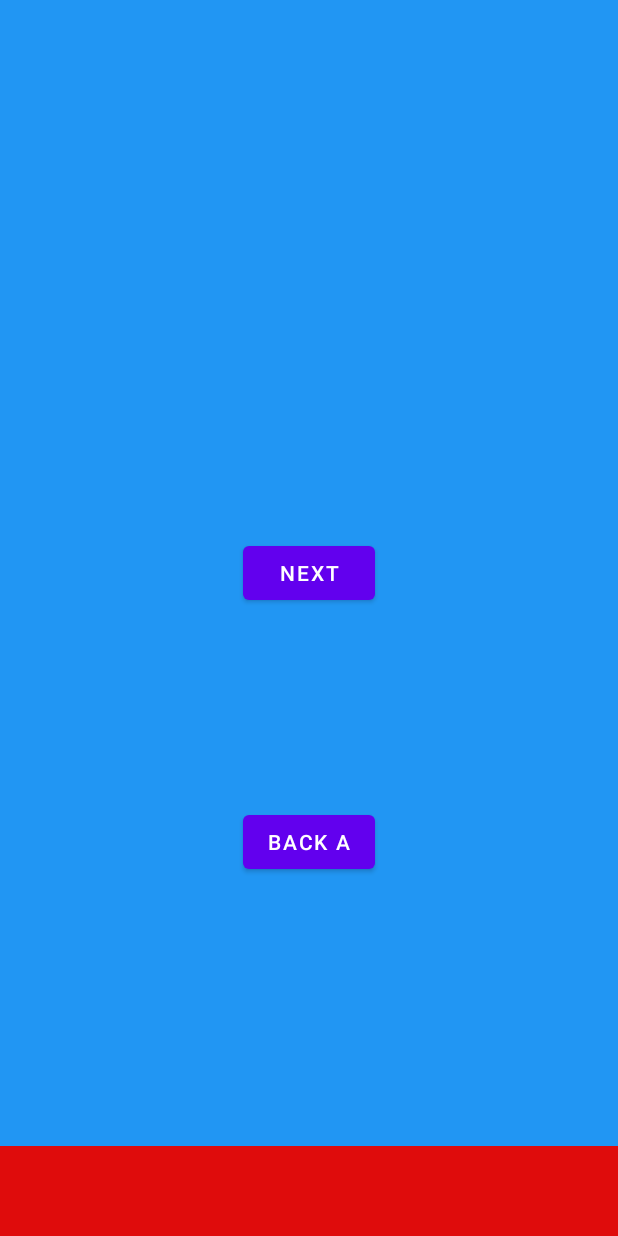
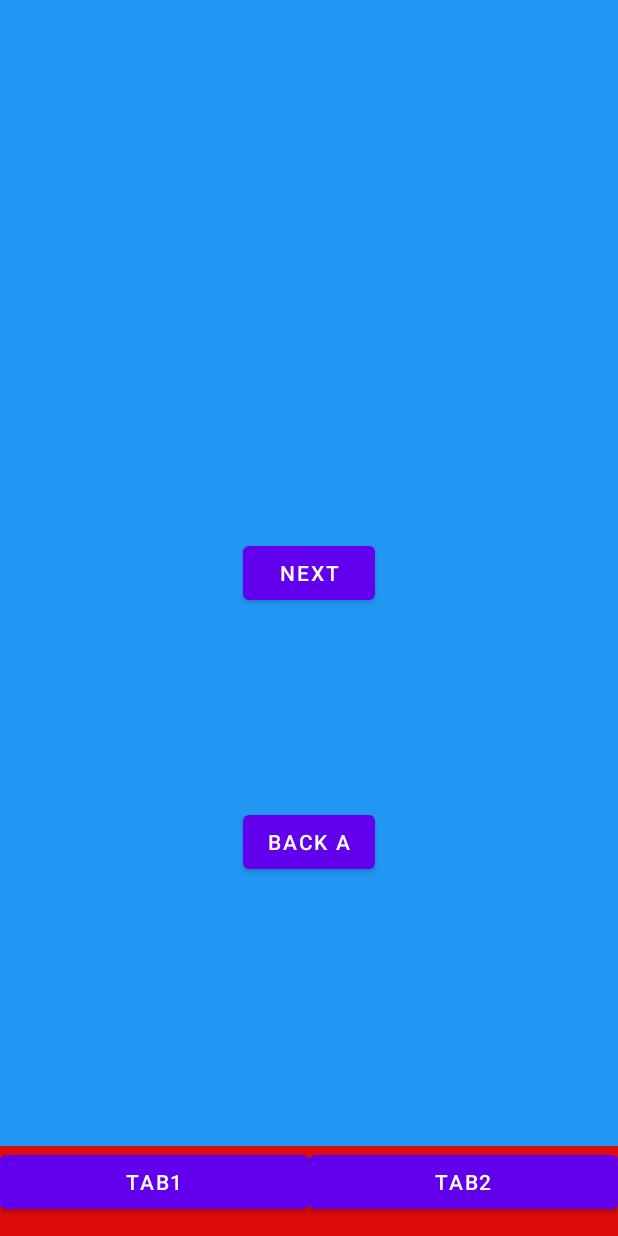
Before and after one commit to daovu97/DemoLogin, an Android app: the fragment FragmentB placed in its activity, on a phone screen of 412 x 824 dp. Run offline under Robolectric (Android 15) with nearby library versions, the phone set to English and light mode, and no system bars; our stand-ins replace Dagger/Hilt's generated code; 5 statements that could not run were skipped.

```diff
--- a/app/src/main/java/com/example/demologin/view/CoffeeFragment/CoffeeFragment.kt
+++ b/app/src/main/java/com/example/demologin/view/CoffeeFragment/CoffeeFragment.kt
@@ -33,7 +33,7 @@ class CoffeeFragment : BaseFragment<CoffeeViewModel, FragmentCoffeeBinding>() {
         super.setupView()
         binding.rvCoffee.adapter = adapter
         binding.btnNext.setOnClickListener {
-            navigation?.push(FragmentB(), "B")
+            navigation?.push(FragmentB())
         }
 
         viewModel.coffees.observe(this, Observer {
--- a/app/src/main/java/com/example/demologin/view/FragmentB/FragmentB.kt
+++ b/app/src/main/java/com/example/demologin/view/FragmentB/FragmentB.kt
@@ -28,10 +28,10 @@ class FragmentB : BaseFragment<FragmentBViewModel, FragmentBBinding>() {
         binding.root.setOnClickListener { navigation?.pop() }
 
         binding.button.setOnClickListener {
-            pushAndHideTabbar(FragmentB())
+            navigation?.push(FragmentB(), "B")
         }
         binding.button2.setOnClickListener {
-            navigation?.popToRoot()
+            navigation?.pop("B")
         }
 
         viewModel.toString()
--- a/app/src/main/java/com/example/demologin/view/main/MainActivity.kt
+++ b/app/src/main/java/com/example/demologin/view/main/MainActivity.kt
@@ -15,65 +15,32 @@ import com.example.demologin.databinding.FragmentCoffeeBinding
 import com.example.demologin.view.CoffeeFragment.CoffeeFragment
 import com.example.demologin.view.FragmentB.FragmentB
 import com.example.demologin.view.base.*
+import com.example.demologin.view.base.tabbar.TabbarFragment
 import dagger.hilt.android.AndroidEntryPoint
 import javax.inject.Inject
 
 @AndroidEntryPoint
 class MainActivity : BaseActivity<MainViewModel, ActivityMainTabbarBinding>() {
 
+    private lateinit var  tabbarFragment: TabbarFragment
     override fun setupView(savedInstanceState: Bundle?) {
         super.setupView(savedInstanceState)
+        tabbarFragment = TabbarFragment(listOf(CoffeeFragment(), FragmentB()))
         navigation = MainNavigation(this, R.id.rootView,
-            TabbarFragment(listOf(CoffeeFragment(), FragmentB())))
+            tabbarFragment
+        )
         tabbar = binding.linearLayout
     }
 
     override fun makeViewBinding() {
         super.makeViewBinding()
         binding = ActivityMainTabbarBinding.inflate(layoutInflater)
+
+        binding.btn1.setOnClickListener {
+            tabbarFragment.setCurrentItem(0)
+        }
+        binding.btn2.setOnClickListener {
+            tabbarFragment.setCurrentItem(1)
+        }
     }
 }
-
-@AndroidEntryPoint
-class TabbarFragment @Inject constructor(private val fragments: List<Fragment>) : BaseFragment<BaseViewModel, CollectionDemoBinding>() {
-
-    private lateinit var collectionAdapter: CollectionPagerAdapter
-
-    override fun makeViewBinding(
-        inflater: LayoutInflater,
-        container: ViewGroup?,
-        savedInstanceState: Bundle?
-    ) {
-        super.makeViewBinding(inflater, container, savedInstanceState)
-        binding = CollectionDemoBinding.inflate(inflater, container, false)
-    }
-
-    override fun setupView() {
-        super.setupView()
-        collectionAdapter = CollectionPagerAdapter(this)
-        binding.pager.isSaveEnabled = false
-        binding.pager.adapter = collectionAdapter
-        collectionAdapter.setUpFragment(fragments = fragments)
-    }
-
-    fun setCurrentItem(index: Int, scrollEnable: Boolean = true) {
-        binding.pager.setCurrentItem(index, scrollEnable)
-    }
-
-}
-
-class CollectionPagerAdapter(fragment: Fragment) : FragmentStateAdapter(fragment) {
-
-    private var fragments: List<Fragment> = emptyList()
-
-    fun setUpFragment(fragments: List<Fragment>) {
-        this.fragments = fragments
-        notifyDataSetChanged()
-    }
-
-    override fun getItemCount(): Int = fragments.count()
-
-    override fun createFragment(position: Int): Fragment {
-        return fragments[position]
-    }
-}
--- a/app/src/main/res/layout/activity_main_tabbar.xml
+++ b/app/src/main/res/layout/activity_main_tabbar.xml
@@ -26,5 +26,19 @@
         app:layout_constraintEnd_toEndOf="parent"
         app:layout_constraintStart_toStartOf="parent">
 
+        <Button
+            android:id="@+id/btn1"
+            android:layout_width="0dp"
+            android:layout_weight="1"
+            android:text="tab1"
+            android:layout_height="wrap_content"/>
+
+        <Button
+            android:id="@+id/btn2"
+            android:layout_width="0dp"
+            android:layout_weight="1"
+            android:text="tab2"
+            android:layout_height="wrap_content"/>
+
     </LinearLayout>
 </androidx.constraintlayout.widget.ConstraintLayout>
```
Also changed, not shown: app/src/main/java/com/example/demologin/view/base/MainNavigation.kt (+9 -8 lines), app/src/main/java/com/example/demologin/view/base/tabbar/CollectionPagerAdapter.kt (added, +20 -0 lines), app/src/main/java/com/example/demologin/view/base/tabbar/TabbarFragment.kt (added, +39 -0 lines).
